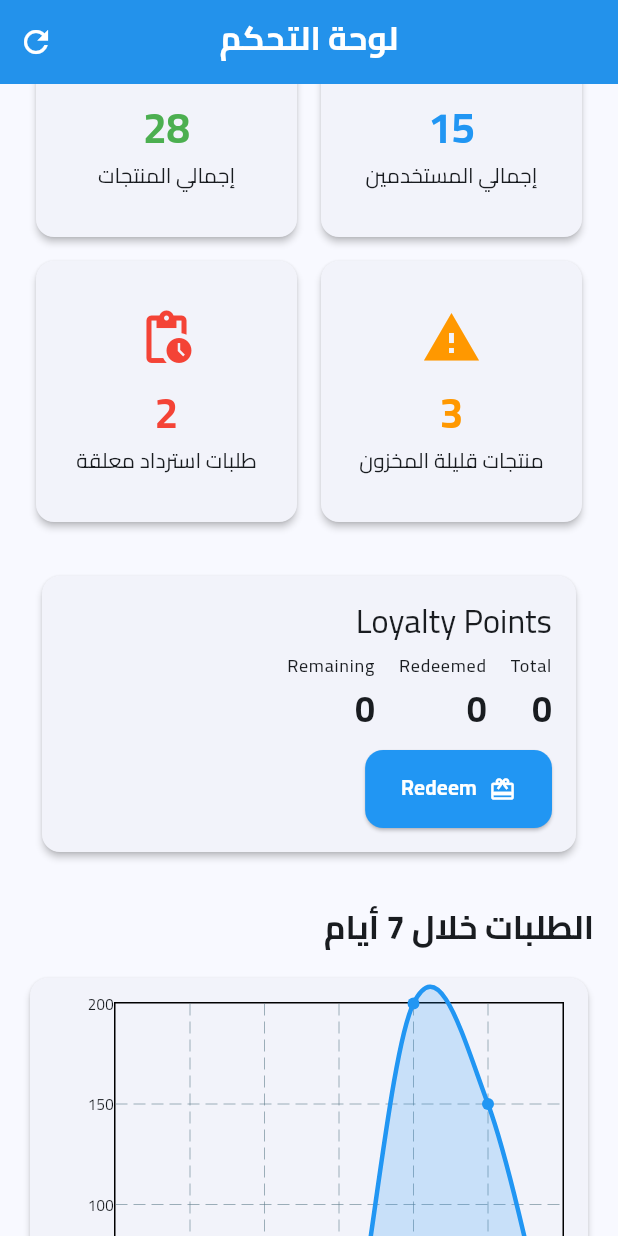
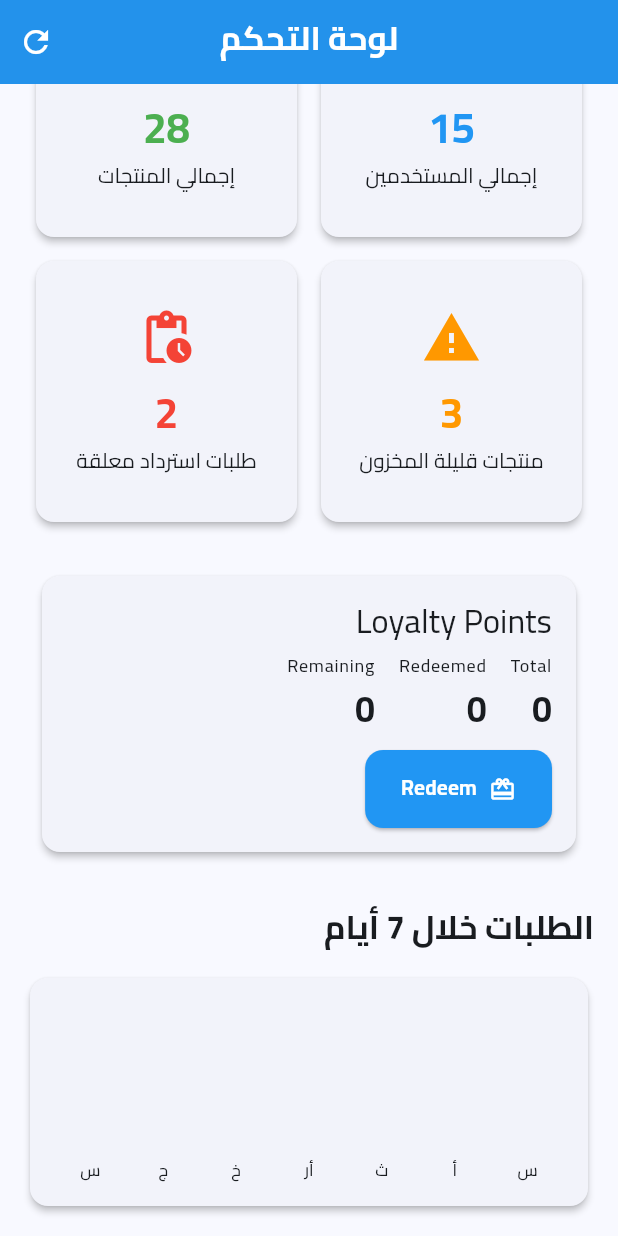
Before and after one commit to deya2021/admin-panel-app, a Flutter app: the screen it shows once a user with an empty profile is signed in, scrolled down 140 dp, on a phone screen of 412 x 824 dp. Run offline on Flutter 3.47's test engine with Material 3 defaults, Android fonts, the light colour scheme and no system bars; drawn by our look-alikes of fl_chart; our stand-ins replace cloud_firestore, cloud_functions, firebase_auth, firebase_core, firebase_messaging, firebase_storage and 4 more; missing offline and left inert: firebase_app_check; accounts and stored records are empty.

Commit message:
fix: weeklyOrders stats aggregation and dashboard data loading

```diff
--- a/lib/features/dashboard/presentation/dashboard_screen.dart
+++ b/lib/features/dashboard/presentation/dashboard_screen.dart
@@ -1,12 +1,9 @@
-import 'package:cloud_firestore/cloud_firestore.dart';
 import 'package:flutter/material.dart';
 import 'package:flutter_riverpod/flutter_riverpod.dart';
-import 'package:fl_chart/fl_chart.dart';
 import '../../../core/widgets/error_view.dart';
 import '../../points/widgets/points_summary_card.dart';
 import '../providers/dashboard_providers.dart';
 import '../widgets/stat_card_widget.dart';
-import '../models/order_model.dart';
 
 /// Dashboard screen showing admin panel overview
 class DashboardScreen extends ConsumerWidget {
@@ -24,7 +21,7 @@ class DashboardScreen extends ConsumerWidget {
             tooltip: 'تحديث',
             onPressed: () {
               ref.invalidate(dashboardStatsProvider);
-              ref.invalidate(recentOrdersProvider);
+              ref.invalidate(weeklyOrdersProvider);
             },
           ),
         ],
@@ -32,7 +29,7 @@ class DashboardScreen extends ConsumerWidget {
       body: RefreshIndicator(
         onRefresh: () async {
           ref.invalidate(dashboardStatsProvider);
-          ref.invalidate(recentOrdersProvider);
+          ref.invalidate(weeklyOrdersProvider);
         },
         child: _DashboardContent(),
       ),
@@ -45,10 +42,10 @@ class _DashboardContent extends ConsumerWidget {
   @override
   Widget build(BuildContext context, WidgetRef ref) {
     final statsAsync = ref.watch(dashboardStatsProvider);
-    final ordersAsync = ref.watch(recentOrdersProvider);
+    final weeklyOrdersAsync = ref.watch(weeklyOrdersProvider);
 
-    // Show loading for both stats and orders initially
-    if (statsAsync.isLoading && ordersAsync.isLoading) {
+    // Show loading for both stats and weekly orders initially
+    if (statsAsync.isLoading && weeklyOrdersAsync.isLoading) {
       return const _DashboardLoading();
     }
 
@@ -75,8 +72,8 @@ class _DashboardContent extends ConsumerWidget {
           const PointsSummaryCard(),
           const SizedBox(height: 24),
 
-          // Orders Chart - مع معالجة أفضل للحالات
-          _buildOrdersSection(ordersAsync, ref),
+          // Weekly Orders Chart
+          _buildWeeklyOrdersSection(weeklyOrdersAsync, ref),
         ],
       ),
     );
@@ -139,8 +136,8 @@ class _DashboardContent extends ConsumerWidget {
     );
   }
 
-  Widget _buildOrdersSection(
-      AsyncValue ordersAsync, WidgetRef ref) {
+  Widget _buildWeeklyOrdersSection(
+      AsyncValue<List<int>> weeklyOrdersAsync, WidgetRef ref) {
     return Column(
       crossAxisAlignment: CrossAxisAlignment.start,
       children: [
@@ -151,127 +148,62 @@ class _DashboardContent extends ConsumerWidget {
           ),
         ),
         const SizedBox(height: 16),
-        ordersAsync.when(
-          data: (orders) => _buildOrdersChart(ref.context, orders),
-          loading: () => const _ChartLoading(),
-          error: (error, stack) => ErrorView(
-            error: 'خطأ في تحميل الطلبات: $error',
-            onRetry: () => ref.invalidate(recentOrdersProvider),
+        weeklyOrdersAsync.when(
+          loading: () => const Center(child: CircularProgressIndicator()),
+          error: (_, __) => Card(
+            child: Padding(
+              padding: const EdgeInsets.all(16),
+              child: Text('تعذر تحميل البيانات'),
+            ),
           ),
+          data: (list) => _WeeklyOrdersMiniChart(values: list),
         ),
       ],
     );
   }
 
-  Widget _buildOrdersChart(BuildContext context, List<OrderModel> orders) {
-    // ... (ابقى نفس محتوى الدالة الأصلي)
-    if (orders.isEmpty) {
-      return const SizedBox(
-        height: 300,
-        child: Center(
-          child: Text('لا توجد طلبات في آخر 7 أيام'),
-        ),
-      );
-    }
+}
 
-    // Group orders by date with safe conversion
-    final Map<DateTime, double> dailyTotals = {};
-    for (var order in orders) {
-      try {
-        DateTime orderDate;
-        if (order.createdAt is Timestamp) {
-          orderDate = (order.createdAt as Timestamp).toDate();
-        } else if (order.createdAt is DateTime) {
-          orderDate = order.createdAt;
-        } else {
-          orderDate = DateTime.now();
-        }
+class _WeeklyOrdersMiniChart extends StatelessWidget {
+  final List<int> values;
+  const _WeeklyOrdersMiniChart({super.key, required this.values});
 
-        final date = DateTime(orderDate.year, orderDate.month, orderDate.day);
-        double orderTotal;
-        if (order.total is double) {
-          orderTotal = order.total;
-        } else if (order.total is int) {
-          orderTotal = (order.total as int).toDouble();
-        } else {
-          orderTotal = 0.0;
-        }
-
-        dailyTotals[date] = (dailyTotals[date] ?? 0) + orderTotal;
-      } catch (e) {
-        print('⚠️ خطأ في معالجة طلب: $e');
-        continue;
-      }
-    }
-
-    // Create data points for last 7 days
-    final now = DateTime.now();
-    final List<FlSpot> spots = [];
-    for (int i = 6; i >= 0; i--) {
-      final date =
-          DateTime(now.year, now.month, now.day).subtract(Duration(days: i));
-      final total = dailyTotals[date] ?? 0;
-      spots.add(FlSpot(6 - i.toDouble(), total));
-    }
-
+  @override
+  Widget build(BuildContext context) {
+    final maxV = (values.isEmpty ? 1 : values.reduce((a, b) => a > b ? a : b)).clamp(1, 999999);
     return Card(
-      elevation: 2,
       child: Padding(
         padding: const EdgeInsets.all(16),
         child: SizedBox(
-          height: 300,
-          child: LineChart(
-            LineChartData(
-              gridData: FlGridData(show: true),
-              titlesData: FlTitlesData(
-                leftTitles: AxisTitles(
-                  sideTitles: SideTitles(
-                    showTitles: true,
-                    reservedSize: 40,
-                    getTitlesWidget: (value, meta) {
-                      return Text(
-                        value.toInt().toString(),
-                        style: const TextStyle(fontSize: 10),
-                      );
-                    },
+          height: 120,
+          child: Row(
+            mainAxisAlignment: MainAxisAlignment.spaceBetween,
+            children: List.generate(7, (i) {
+              final h = (values[i] / maxV) * 100;
+              return Expanded(
+                child: Padding(
+                  padding: const EdgeInsets.symmetric(horizontal: 4),
+                  child: Column(
+                    mainAxisAlignment: MainAxisAlignment.end,
+                    children: [
+                      Container(
+                        height: h,
+                        width: 12,
+                        decoration: BoxDecoration(
+                          borderRadius: BorderRadius.circular(6),
+                          color: Theme.of(context).colorScheme.primary,
+                        ),
+                      ),
+                      const SizedBox(height: 6),
+                      Text(
+                        ['س','أ','ث','أر','خ','ج','س'][i],
+                        style: Theme.of(context).textTheme.labelSmall,
+                      ),
+                    ],
                   ),
                 ),
-                bottomTitles: AxisTitles(
-                  sideTitles: SideTitles(
-                    showTitles: true,
-                    reservedSize: 30,
-                    getTitlesWidget: (value, meta) {
-                      final date = DateTime.now().subtract(
-                        Duration(days: 6 - value.toInt()),
-                      );
-                      return Text(
-                        '${date.day}/${date.month}',
-                        style: const TextStyle(fontSize: 10),
-                      );
-                    },
-                  ),
-                ),
-                topTitles:
-                    AxisTitles(sideTitles: SideTitles(showTitles: false)),
-                rightTitles:
-                    AxisTitles(sideTitles: SideTitles(showTitles: false)),
-              ),
-              borderData: FlBorderData(show: true),
-              lineBarsData: [
-                LineChartBarData(
-                  spots: spots,
-                  isCurved: true,
-                  color: Colors.blue,
-                  barWidth: 3,
-                  dotData: FlDotData(show: true),
-                  belowBarData: BarAreaData(
-                    show: true,
-                    color: Colors.blue.withValues(alpha: 0.2),
-                  ),
-                ),
-              ],
-              minY: 0,
-            ),
+              );
+            }),
           ),
         ),
       ),
--- a/lib/features/dashboard/providers/dashboard_providers.dart
+++ b/lib/features/dashboard/providers/dashboard_providers.dart
@@ -22,10 +22,10 @@ final dashboardStatsProvider = StreamProvider<DashboardStats>((ref) {
 
     final data = snapshot.data()!;
     return DashboardStats(
-      totalUsers: (data['totalUsers'] as num?)?.toInt() ?? 15,
-      totalProducts: (data['totalProducts'] as num?)?.toInt() ?? 28,
-      lowStockProducts: (data['lowStockProducts'] as num?)?.toInt() ?? 3,
-      pendingRedemptions: (data['pendingRedemptions'] as num?)?.toInt() ?? 2,
+      totalUsers: (data['usersCount'] as num?)?.toInt() ?? 15,
+      totalProducts: (data['productsCount'] as num?)?.toInt() ?? 28,
+      lowStockProducts: (data['lowStockCount'] as num?)?.toInt() ?? 3,
+      pendingRedemptions: (data['pendingOrdersCount'] as num?)?.toInt() ?? 2,
     );
   }).handleError((error, stackTrace) {
     print('🔥 Firestore Error: $error');
@@ -34,41 +34,18 @@ final dashboardStatsProvider = StreamProvider<DashboardStats>((ref) {
   });
 });
 
-/// إصدار حقيقي للطلبات مع fallback
-final recentOrdersProvider = StreamProvider<List<OrderModel>>((ref) {
-  final firestore = ref.watch(_firestoreProvider);
-  final sevenDaysAgo = DateTime.now().subtract(const Duration(days: 7));
-
-  return firestore
-      .collection('orders')
-      .where('createdAt',
-          isGreaterThanOrEqualTo: Timestamp.fromDate(sevenDaysAgo))
-      .orderBy('createdAt', descending: true)
+final weeklyOrdersProvider = StreamProvider<List<int>>((ref) {
+  return FirebaseFirestore.instance
+      .collection('stats')
+      .doc('main')
       .snapshots()
-      .map((snapshot) {
-    print('📦 Orders found: ${snapshot.docs.length}');
-
-    if (snapshot.docs.isEmpty) {
-      print('⚠️ No orders found, using mock data');
-      return _getMockOrders();
-    }
-
-    return snapshot.docs.map((doc) {
-      final data = doc.data();
-      return OrderModel(
-        id: doc.id,
-        userId: data['userId'] as String? ?? 'unknown',
-        total: (data['total'] as num?)?.toDouble() ?? 0.0,
-        status: data['status'] as String? ?? 'pending',
-        createdAt:
-            (data['createdAt'] as Timestamp?)?.toDate() ?? DateTime.now(),
-      );
-    }).toList();
-  }).handleError((error, stackTrace) {
-    print('🔥 Orders Error: $error');
-    print('🔄 Falling back to mock orders');
-    return Stream.value(_getMockOrders());
-  });
+      .map((doc) {
+        final data = doc.data();
+        final list = (data?['weeklyOrders'] as List?)
+            ?.map((e) => (e as num).toInt())
+            .toList() ?? List<int>.filled(7, 0);
+        return list;
+      });
 });
 
 // بيانات وهمية للطوارئ
```
